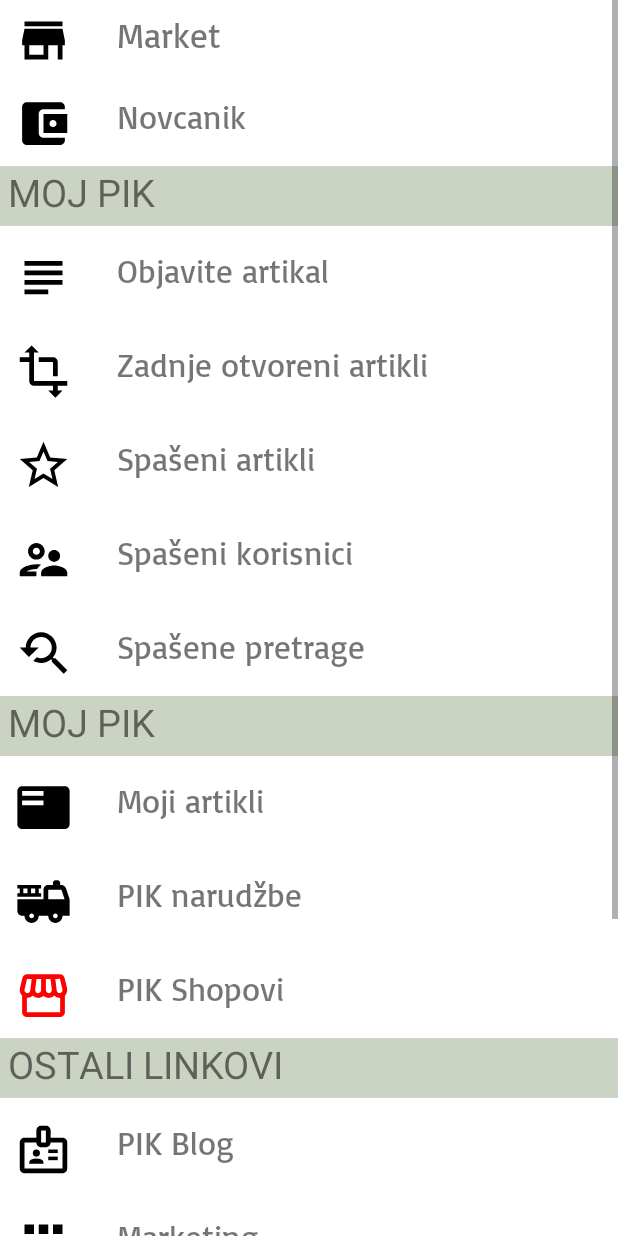
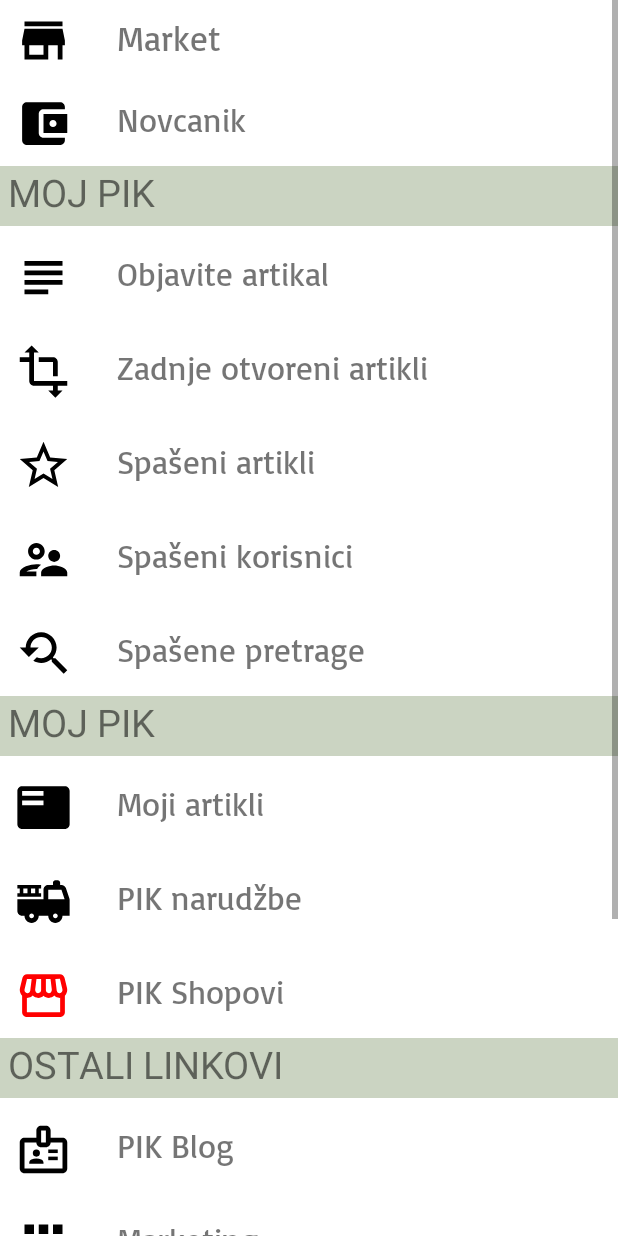
Before and after one commit to Brcaninovich/BinaryHakaton, an Android app: the settingsscrol screen opened directly, with no data from a screen before it, on a phone screen of 412 x 824 dp. Run offline under Robolectric (Android 15) with nearby library versions, the phone set to English and light mode, and no system bars.

Commit message:
novi edit na scrollSettings

```diff
--- a/app/src/main/res/layout/activity_settingsscrol.xml
+++ b/app/src/main/res/layout/activity_settingsscrol.xml
@@ -38,7 +38,7 @@
                 <TextView
                     android:layout_width="wrap_content"
                     android:layout_height="match_parent"
-                    android:layout_marginTop="8dp"
+                    android:layout_marginTop="10dp"
                     android:fontFamily="@font/basic"
                     android:textSize="23dp"
                     android:text="Market"/>
@@ -74,7 +74,7 @@
                 <TextView
                     android:layout_width="wrap_content"
                     android:layout_height="match_parent"
-                    android:layout_marginTop="8dp"
+                    android:layout_marginTop="10dp"
                     android:fontFamily="@font/basic"
                     android:textSize="22dp"
                     android:text="Novcanik"/>
@@ -129,7 +129,7 @@
             <TextView
                 android:layout_width="wrap_content"
                 android:layout_height="match_parent"
-                android:layout_marginTop="8dp"
+                android:layout_marginTop="10dp"
                 android:fontFamily="@font/basic"
                 android:textSize="22dp"
                 android:text="Objavite artikal"/>
@@ -161,7 +161,7 @@
                 <TextView
                     android:layout_width="wrap_content"
                     android:layout_height="match_parent"
-                    android:layout_marginTop="8dp"
+                    android:layout_marginTop="10dp"
                     android:fontFamily="@font/basic"
                     android:textSize="22dp"
                     android:text="Zadnje otvoreni artikli"/>
@@ -192,7 +192,7 @@
                 <TextView
                     android:layout_width="wrap_content"
                     android:layout_height="match_parent"
-                    android:layout_marginTop="8dp"
+                    android:layout_marginTop="10dp"
                     android:fontFamily="@font/basic"
                     android:textSize="22dp"
                     android:text="Spašeni artikli"/>
@@ -223,7 +223,7 @@
                 <TextView
                     android:layout_width="wrap_content"
                     android:layout_height="match_parent"
-                    android:layout_marginTop="8dp"
+                    android:layout_marginTop="10dp"
                     android:fontFamily="@font/basic"
                     android:textSize="22dp"
                     android:text="Spašeni korisnici"/>
@@ -254,7 +254,7 @@
                 <TextView
                     android:layout_width="wrap_content"
                     android:layout_height="match_parent"
-                    android:layout_marginTop="8dp"
+                    android:layout_marginTop="10dp"
                     android:fontFamily="@font/basic"
                     android:textSize="22dp"
                     android:text="Spašene pretrage"/>
@@ -304,7 +304,7 @@
                 <TextView
                     android:layout_width="wrap_content"
                     android:layout_height="match_parent"
-                    android:layout_marginTop="8dp"
+                    android:layout_marginTop="10dp"
                     android:fontFamily="@font/basic"
                     android:textSize="22dp"
                     android:text="Moji artikli"/>
@@ -335,7 +335,7 @@
                 <TextView
                     android:layout_width="wrap_content"
                     android:layout_height="match_parent"
-                    android:layout_marginTop="8dp"
+                    android:layout_marginTop="10dp"
                     android:fontFamily="@font/basic"
                     android:textSize="22dp"
                     android:text="PIK narudžbe"/>
@@ -366,7 +366,7 @@
                 <TextView
                     android:layout_width="wrap_content"
                     android:layout_height="match_parent"
-                    android:layout_marginTop="8dp"
+                    android:layout_marginTop="10dp"
                     android:fontFamily="@font/basic"
                     android:textSize="22dp"
                     android:text="PIK Shopovi"/>
@@ -416,7 +416,7 @@
                 <TextView
                     android:layout_width="wrap_content"
                     android:layout_height="match_parent"
-                    android:layout_marginTop="8dp"
+                    android:layout_marginTop="10dp"
                     android:fontFamily="@font/basic"
                     android:textSize="22dp"
                     android:text="PIK Blog"/>
@@ -447,7 +447,7 @@
                 <TextView
                     android:layout_width="wrap_content"
                     android:layout_height="match_parent"
-                    android:layout_marginTop="8dp"
+                    android:layout_marginTop="10dp"
                     android:fontFamily="@font/basic"
                     android:textSize="22dp"
                     android:text="Marketing"/>
@@ -478,7 +478,7 @@
                 <TextView
                     android:layout_width="wrap_content"
                     android:layout_height="match_parent"
-                    android:layout_marginTop="8dp"
+                    android:layout_marginTop="10dp"
                     android:fontFamily="@font/basic"
                     android:textSize="22dp"
                     android:text="Online sigurnost"/>
@@ -509,7 +509,7 @@
                 <TextView
                     android:layout_width="wrap_content"
                     android:layout_height="match_parent"
-                    android:layout_marginTop="8dp"
+                    android:layout_marginTop="10dp"
                     android:fontFamily="@font/basic"
                     android:textSize="22dp"
                     android:text="Podrška korisnicima"/>
@@ -540,7 +540,7 @@
                 <TextView
                     android:layout_width="wrap_content"
                     android:layout_height="match_parent"
-                    android:layout_marginTop="8dp"
+                    android:layout_marginTop="10dp"
                     android:fontFamily="@font/basic"
                     android:textSize="22dp"
                     android:text="Postavke"/>
@@ -570,7 +570,7 @@
                 <TextView
                     android:layout_width="wrap_content"
                     android:layout_height="match_parent"
-                    android:layout_marginTop="8dp"
+                    android:layout_marginTop="10dp"
                     android:fontFamily="@font/basic"
                     android:textSize="22dp"
                     android:text="Odjava"/>
```
